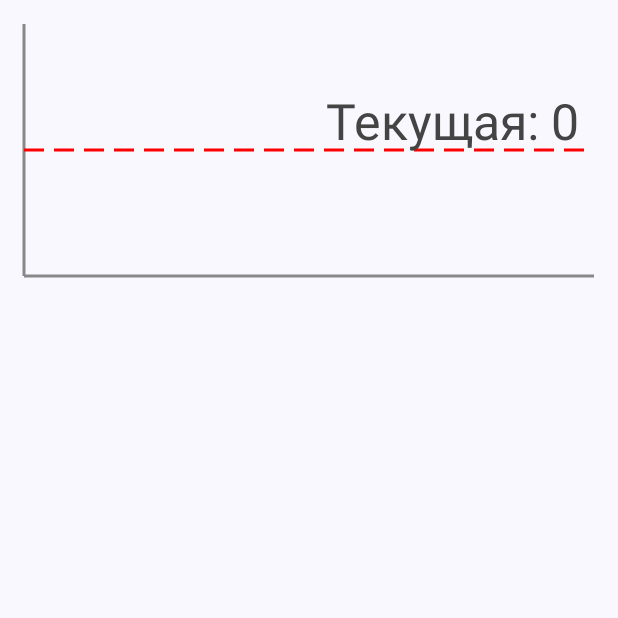
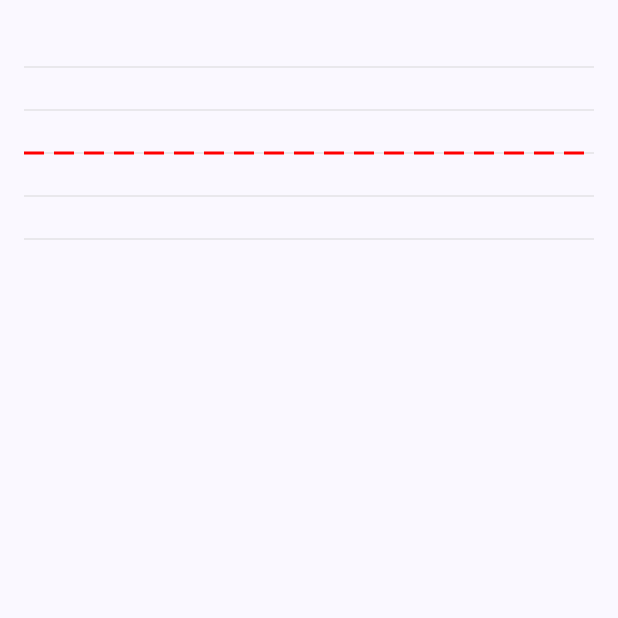
Before and after one commit to hggfun/TaxiCompare, an Android app built with Jetpack Compose: the composable PricePredictionChart called with empty values, on a phone screen of 412 x 824 dp, the top half of it. Run offline under Robolectric (Android 15) with nearby library versions, the light colour scheme and no system bars; our stand-ins replace Room's generated code; 8 statements that could not run were skipped.

Commit message:
Add new price prediction graph

```diff
--- a/app/src/main/java/com/example/taxicompare/api/GetPricePredict.kt
+++ b/app/src/main/java/com/example/taxicompare/api/GetPricePredict.kt
@@ -51,7 +51,7 @@ suspend fun GetPricePredict(viewModel: TripViewModel, price: Int): List<Int> {
         predictions = ParsePricePredict(response.bodyAsText())
     } catch (e: Exception) {
         Log.v("Ktor Request Error", e.localizedMessage)
-        predictions = listOf(0, 20, 27, -15)
+        predictions = listOf(0, 20, 22, 50, 52, 53, 56, 20, 10, 0, -15, -35)
     } finally {
         client.close()
     }
--- a/app/src/main/java/com/example/taxicompare/tripdetail/TripDetailBottomView.kt
+++ b/app/src/main/java/com/example/taxicompare/tripdetail/TripDetailBottomView.kt
@@ -1,5 +1,6 @@
 package com.example.taxicompare.tripdetail
 
+import android.util.Log
 import androidx.compose.foundation.BorderStroke
 import androidx.compose.foundation.Canvas
 import androidx.compose.foundation.Image
@@ -15,6 +16,7 @@ import androidx.compose.foundation.layout.height
 import androidx.compose.foundation.layout.padding
 import androidx.compose.foundation.layout.size
 import androidx.compose.foundation.layout.width
+import androidx.compose.foundation.layout.wrapContentHeight
 import androidx.compose.foundation.shape.RoundedCornerShape
 import androidx.compose.foundation.text.KeyboardActions
 import androidx.compose.foundation.text.KeyboardOptions
@@ -68,54 +70,91 @@ import com.example.taxicompare.cache.PricePredictionRepository
 import com.example.taxicompare.ui.App
 import kotlinx.coroutines.delay
 import kotlinx.coroutines.launch
+import java.time.LocalDateTime
+import java.time.format.DateTimeFormatter
+
+@Preview
+@Composable
+fun test3() {
+    Column {
+        Card(
+            Modifier
+                .padding(horizontal = 16.dp, vertical = 48.dp)
+                .wrapContentHeight()
+        ) {
+            PricePredictionChart(
+                listOf(500, 510, 520, 500),
+                500
+            )
+        }
+        PricePredictionChart(
+            listOf(0, 20, 22, 50, 52, 53, 56, 20, 10, 0, -15, -35).map { a -> a+500 },
+            500
+        )
+    }
+
+}
 
 @Composable
 fun PricePredictionChart(
     predictions: List<Int>,
     currentPrice: Int,
-    modifier: Modifier = Modifier.height(200.dp)
+    modifier: Modifier = Modifier.height(220.dp)
 ) {
     val allPrices = predictions + currentPrice
-    val maxPrice = (allPrices.maxOrNull() ?: 100) + 10
-    val minPrice = (allPrices.minOrNull() ?: 0) - 10
+    val maxPrice = (allPrices.maxOrNull() ?: 100) + 50
+    val minPrice = (allPrices.minOrNull() ?: 0) - 50
     val priceRange = (maxPrice - minPrice).takeIf { it != 0 } ?: 1
 
     Canvas(
         modifier = modifier
             .fillMaxWidth()
+            .height(220.dp)
             .padding(16.dp)
     ) {
-        val canvasWidth = size.width
-        val canvasHeight = size.height
+        // distance from borders of Canvas
+        val offset = 16.dp.toPx()
+        // chart real sizes
+        val chartWidth = size.width - offset * 2
+        val chartHeight = size.height - offset
+        // distance between Points on chart
+        val pointSpacing = chartWidth / (predictions.size - 1).coerceAtLeast(1)
 
-        // Draw Axes
-        drawLine(
-            color = Color.Gray,
-            start = Offset(0f, canvasHeight),
-            end = Offset(canvasWidth, canvasHeight),
-            strokeWidth = 2.dp.toPx()
-        )
+        val now = LocalDateTime.now()
+        val times = List(13) { index ->
+            now.plusMinutes(5L * index)
+        }
+        val timeFormatter = DateTimeFormatter.ofPattern("HH:mm")
 
-        drawLine(
-            color = Color.Gray,
-            start = Offset(0f, 0f),
-            end = Offset(0f, canvasHeight),
-            strokeWidth = 2.dp.toPx()
-        )
-
-        // Draw horizontal grid lines and price markers (vertical axis)
-        val textPaint = android.graphics.Paint().apply {
-            color = android.graphics.Color.DKGRAY
-            textAlign = android.graphics.Paint.Align.RIGHT
-            textSize = 50f
+        val labelPaint = android.graphics.Paint().apply {
+            color = android.graphics.Color.BLACK
+            textAlign = android.graphics.Paint.Align.CENTER
+            textSize = 48f
         }
 
+        for (i in 1 until 6) {
+            drawLine(
+                color = Color.LightGray,
+                start = Offset(0f, chartHeight / 6 * i),
+                end = Offset(chartWidth + offset * 2, chartHeight / 6 * i),
+                strokeWidth = (0.5).dp.toPx()
+            )
+        }
+
+
+//        drawLine(
+//            color = Color.Gray,
+//            start = Offset(0f, 0f),
+//            end = Offset(0f, chartHeight),
+//            strokeWidth = 2.dp.toPx()
+//        )
+
+
         // Calculate points positions
-        val pointSpacing = canvasWidth / (predictions.size - 1).coerceAtLeast(1)
         val points = predictions.mapIndexed { index, price ->
-            val x = index * pointSpacing
-            val yRatio = (price - minPrice).toFloat() / priceRange
-            val y = canvasHeight - (yRatio * canvasHeight)
+            val yRatio = (maxPrice - price).toFloat() / priceRange
+            val x = offset + index * pointSpacing
+            val y = chartHeight * yRatio
             Offset(x, y)
         }
 
@@ -131,50 +170,56 @@ fun PricePredictionChart(
         }
 
         // Draw circles and price labels on each point
-        val labelPaint = android.graphics.Paint().apply {
-            color = android.graphics.Color.BLACK
-            textAlign = android.graphics.Paint.Align.CENTER
-            textSize = 50f
-        }
-
         points.forEachIndexed { index, point ->
+            Log.v("Bober chart2", "index: $index")
+            Log.v("Bober chart", "index:$index, current:${predictions[index]}, min:$minPrice, max:$maxPrice, point:$point")
+            if (
+                index == 0 ||
+                predictions[index] - 50 == minPrice ||
+                predictions[index] + 50 == maxPrice
+            ) {
                 drawCircle(
                     color = Color.White,
                     radius =6.dp.toPx(),
                     center = point
                 )
                 drawCircle(
-                color = Color(0xFF6200EE),
+                    color = Color.Black,
                     radius = 4.dp.toPx(),
                     center = point
                 )
-
                 drawContext.canvas.nativeCanvas.drawText(
                     "${predictions[index]}",
                     point.x,
                     point.y - 10.dp.toPx(),
                     labelPaint
                 )
+                drawContext.canvas.nativeCanvas.drawText(
+                    times[index].format(timeFormatter),
+                    point.x,
+                    chartHeight + offset,
+                    labelPaint
+                )
+            }
+            drawLine(
+                color = Color.LightGray,
+                start = Offset(points[index].x, 0f),
+                end = Offset(points[index].x, chartHeight),
+                strokeWidth = (0.5).dp.toPx()
+            )
         }
 
         // Draw current price dotted red line
-        val currentYRatio = (currentPrice - minPrice).toFloat() / priceRange
-        val currentY = canvasHeight - (currentYRatio * canvasHeight)
+        val currentYRatio = (maxPrice - currentPrice).toFloat() / priceRange
+        val currentY = chartHeight * currentYRatio
         val dashEffect = PathEffect.dashPathEffect(floatArrayOf(20f, 10f), 0f)
 
         drawLine(
             color = Color.Red,
             start = Offset(0f, currentY),
-            end = Offset(canvasWidth, currentY),
+            end = Offset(chartWidth + offset * 2, currentY),
             strokeWidth = 2.dp.toPx(),
             pathEffect = dashEffect
-        )
-
-        drawContext.canvas.nativeCanvas.drawText(
-            "Текущая: $currentPrice",
-            canvasWidth - 10.dp.toPx(),
-            currentY - 10f,
-            textPaint.apply { textAlign = android.graphics.Paint.Align.RIGHT }
         )
     }
 }
@@ -245,7 +290,7 @@ fun PricePredictionCard(
                 }
 
                 val betterPriceAhead = isBetterPricePredicted(prices, price)
-                val color = if (betterPriceAhead) Color(0xFF2196F3) else Color.Red
+                val color = if (betterPriceAhead) Color(0xFF4CAF50) else Color.Red
 
                 if (adWatched) {
                     val text = if (betterPriceAhead) "Можно подождать и цена будет ниже"
```
Lines whose indentation alone changed are shown as unchanged.
